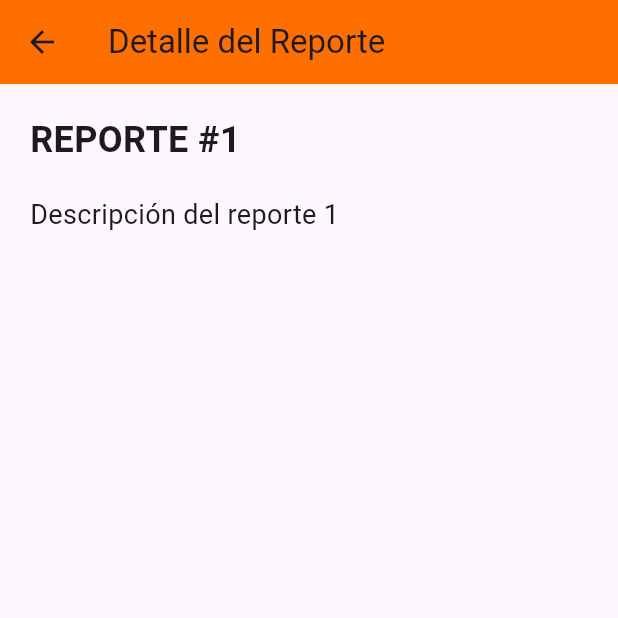
After one commit to JDavidMezaF/ReportesCiudadanos, a Flutter app: the MisReportesPage screen opened directly, after a tap on "REPORTE #1", on a phone screen of 412 x 824 dp, the top half of it. The commit adds this screen. Run offline on Flutter 3.47's test engine with Material 3 defaults, Android fonts, the phone set to English and light mode, and no system bars.

Commit message:
Agregando pantalla de detalle de reporte

```diff
--- /dev/null
+++ b/lib/detallereporte.dart
@@ -0,0 +1,39 @@
+import 'package:flutter/material.dart';
+
+class DetalleReporte extends StatelessWidget {
+  final String titulo;
+  final String descripcion;
+
+  const DetalleReporte({
+    super.key,
+    required this.titulo,
+    required this.descripcion,
+  });
+
+  @override
+  Widget build(BuildContext context) {
+    return Scaffold(
+      appBar: AppBar(
+        backgroundColor: const Color(0xFFFF6F00),
+        title: const Text('Detalle del Reporte'),
+      ),
+      body: Padding(
+        padding: const EdgeInsets.all(20),
+        child: Column(
+          crossAxisAlignment: CrossAxisAlignment.start,
+          children: [
+            Text(
+              titulo,
+              style: const TextStyle(fontSize: 24, fontWeight: FontWeight.bold),
+            ),
+            const SizedBox(height: 20),
+            Text(
+              descripcion,
+              style: const TextStyle(fontSize: 18),
+            ),
+          ],
+        ),
+      ),
+    );
+  }
+}
--- a/lib/misreportes.dart
+++ b/lib/misreportes.dart
@@ -1,5 +1,45 @@
 import 'package:flutter/material.dart';
 
+// Página de detalle del reporte
+class DetalleReporte extends StatelessWidget {
+  final String titulo;
+  final String descripcion;
+
+  const DetalleReporte({
+    super.key,
+    required this.titulo,
+    required this.descripcion,
+  });
+
+  @override
+  Widget build(BuildContext context) {
+    return Scaffold(
+      appBar: AppBar(
+        backgroundColor: const Color(0xFFFF6F00),
+        title: const Text('Detalle del Reporte'),
+      ),
+      body: Padding(
+        padding: const EdgeInsets.all(20),
+        child: Column(
+          crossAxisAlignment: CrossAxisAlignment.start,
+          children: [
+            Text(
+              titulo,
+              style: const TextStyle(fontSize: 24, fontWeight: FontWeight.bold),
+            ),
+            const SizedBox(height: 20),
+            Text(
+              descripcion,
+              style: const TextStyle(fontSize: 18),
+            ),
+          ],
+        ),
+      ),
+    );
+  }
+}
+
+// Página principal de reportes
 class MisReportesPage extends StatelessWidget {
   const MisReportesPage({super.key});
 
@@ -51,6 +91,17 @@ class MisReportesPage extends StatelessWidget {
                       leading: const Icon(Icons.description, size: 40),
                       title: Text(reporte['titulo']!),
                       subtitle: Text(reporte['descripcion']!),
+                      onTap: () {
+                        Navigator.push(
+                          context,
+                          MaterialPageRoute(
+                            builder: (context) => DetalleReporte(
+                              titulo: reporte['titulo']!,
+                              descripcion: reporte['descripcion']!,
+                            ),
+                          ),
+                        );
+                      },
                     ),
                   );
                 },
```
